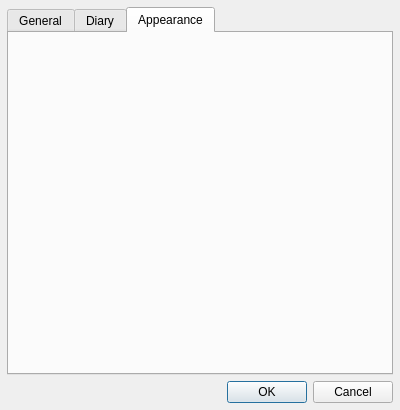
This is ui/configdialog.ui in krrr/Hazama as Qt 5 draws it before an edit. The edited form follows.
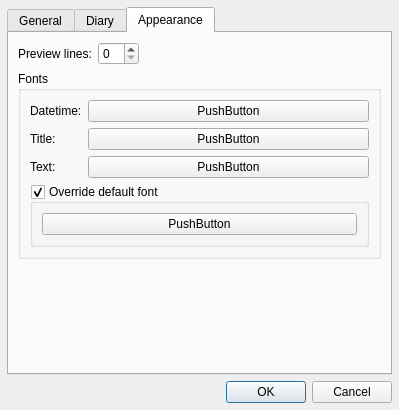
This is the edited form. The open tabs and pages were chosen to show the change.

What changed in the file:
```diff
--- a/ui/configdialog.ui
+++ b/ui/configdialog.ui
@@ -9,7 +9,7 @@
    <rect>
     <x>0</x>
     <y>0</y>
-    <width>400</width>
+    <width>399</width>
     <height>410</height>
    </rect>
   </property>
@@ -28,21 +28,6 @@
    </property>
    <item>
     <widget class="QTabWidget" name="tabWidget">
-     <property name="tabShape">
-      <enum>QTabWidget::Rounded</enum>
-     </property>
-     <property name="currentIndex">
-      <number>1</number>
-     </property>
-     <property name="documentMode">
-      <bool>false</bool>
-     </property>
-     <property name="tabsClosable">
-      <bool>false</bool>
-     </property>
-     <property name="movable">
-      <bool>false</bool>
-     </property>
      <widget class="QWidget" name="general">
       <attribute name="title">
        <string>General</string>
@@ -315,6 +300,128 @@
       <attribute name="title">
        <string>Appearance</string>
       </attribute>
+      <layout class="QVBoxLayout" name="verticalLayout_2">
+       <item>
+        <layout class="QHBoxLayout" name="horizontalLayout_2">
+         <item>
+          <widget class="QLabel" name="preLinesLabel">
+           <property name="text">
+            <string>Preview lines:</string>
+           </property>
+          </widget>
+         </item>
+         <item>
+          <widget class="QSpinBox" name="preLinesBox">
+           <property name="minimum">
+            <number>0</number>
+           </property>
+           <property name="maximum">
+            <number>19</number>
+           </property>
+          </widget>
+         </item>
+         <item>
+          <spacer name="horizontalSpacer_4">
+           <property name="orientation">
+            <enum>Qt::Horizontal</enum>
+           </property>
+           <property name="sizeHint" stdset="0">
+            <size>
+             <width>40</width>
+             <height>20</height>
+            </size>
+           </property>
+          </spacer>
+         </item>
+        </layout>
+       </item>
+       <item>
+        <widget class="QGroupBox" name="fontGBox">
+         <property name="title">
+          <string>Fonts</string>
+         </property>
+         <layout class="QFormLayout" name="formLayout">
+          <item row="0" column="0">
+           <widget class="QLabel" name="dtFontLabel">
+            <property name="text">
+             <string>Datetime:</string>
+            </property>
+           </widget>
+          </item>
+          <item row="0" column="1">
+           <widget class="QPushButton" name="dtFontBtn">
+            <property name="text">
+             <string>PushButton</string>
+            </property>
+           </widget>
+          </item>
+          <item row="1" column="0">
+           <widget class="QLabel" name="titleFontLabel">
+            <property name="text">
+             <string>Title:</string>
+            </property>
+           </widget>
+          </item>
+          <item row="2" column="0">
+           <widget class="QLabel" name="textFontLabel">
+            <property name="text">
+             <string>Text:</string>
+            </property>
+           </widget>
+          </item>
+          <item row="1" column="1">
+           <widget class="QPushButton" name="titleFontBtn">
+            <property name="text">
+             <string>PushButton</string>
+            </property>
+           </widget>
+          </item>
+          <item row="2" column="1">
+           <widget class="QPushButton" name="textFontBtn">
+            <property name="text">
+             <string>PushButton</string>
+            </property>
+           </widget>
+          </item>
+          <item row="3" column="0" colspan="2">
+           <widget class="QGroupBox" name="defFontGBox">
+            <property name="title">
+             <string>Override default font</string>
+            </property>
+            <property name="flat">
+             <bool>true</bool>
+            </property>
+            <property name="checkable">
+             <bool>true</bool>
+            </property>
+            <layout class="QHBoxLayout" name="horizontalLayout_5">
+             <item>
+              <widget class="QPushButton" name="defFontBtn">
+               <property name="text">
+                <string>PushButton</string>
+               </property>
+              </widget>
+             </item>
+            </layout>
+           </widget>
+          </item>
+         </layout>
+        </widget>
+       </item>
+       <item>
+        <spacer name="verticalSpacer_3">
+         <property name="orientation">
+          <enum>Qt::Vertical</enum>
+         </property>
+         <property name="sizeHint" stdset="0">
+          <size>
+           <width>20</width>
+           <height>40</height>
+          </size>
+         </property>
+        </spacer>
+       </item>
+      </layout>
      </widget>
     </widget>
    </item>
```
